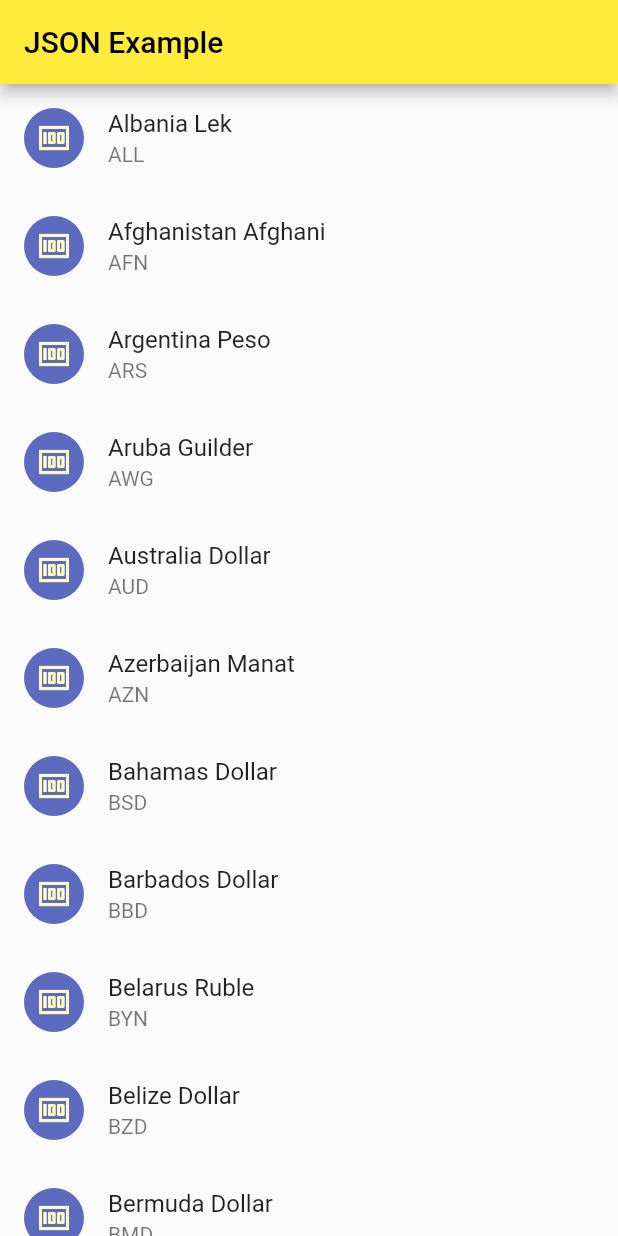
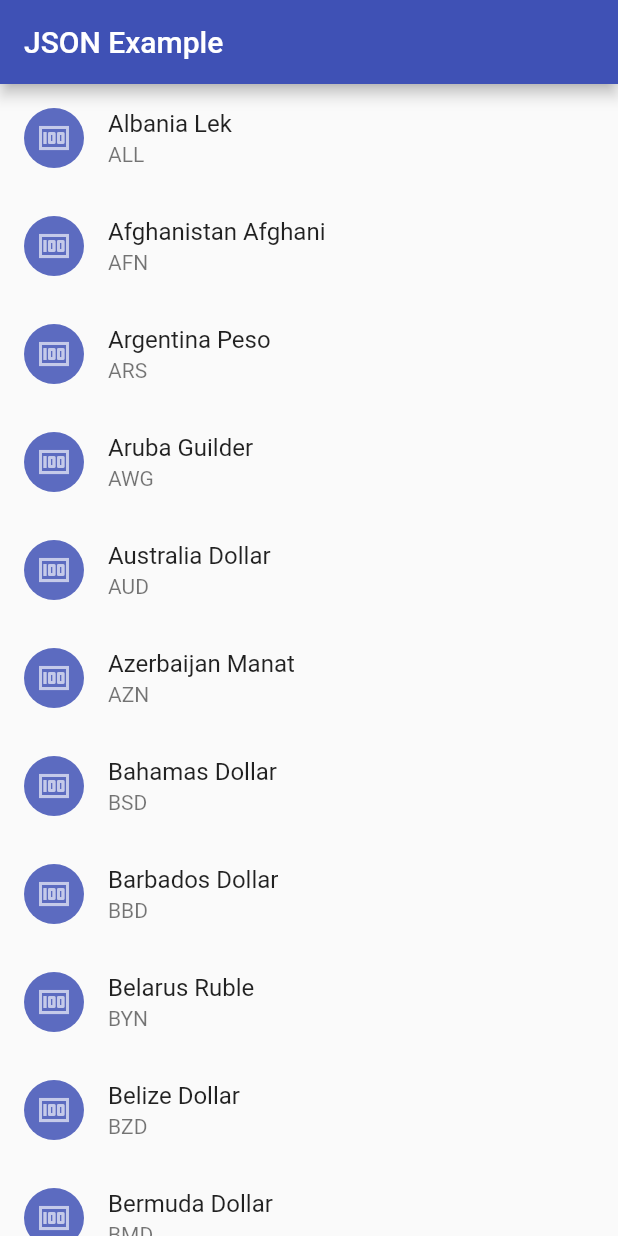
Before and after one commit to sunaarun/local-json-app, a Flutter app: the screen it shows after launch, on a phone screen of 412 x 824 dp. Run offline on Flutter 3.47's test engine with Material 2 defaults, Android fonts, the phone set to English and light mode, and no system bars.

Commit message:
Update main.dart

```diff
--- a/lib/main.dart
+++ b/lib/main.dart
@@ -7,15 +7,15 @@ void main() {
 }
 
 class MyApp extends StatelessWidget {
-  // This widget is the root of your application.
+
   @override
   Widget build(BuildContext context) {
     return MaterialApp(
-      title: 'Flutter Demo',
-      theme: ThemeData(
-        primarySwatch: Colors.yellow,
+      debugShowCheckedModeBanner: false,
+      theme:ThemeData(
+        primarySwatch: Colors.indigo
       ),
-      home: jsonPage()//MyHomePage(title: 'Flutter Demo Home Page'),
+      home: jsonPage()
     );
   }
 }
```
